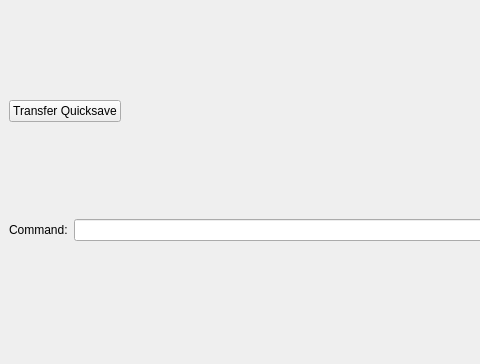
Above: ui/SimManager/SMDesigner.ui from Timin8er/CosmicKSP before the change; both pictures show x 0 to 480 and y 0 to 364 of the 718 by 364 pixel window. Below: the same form after it.
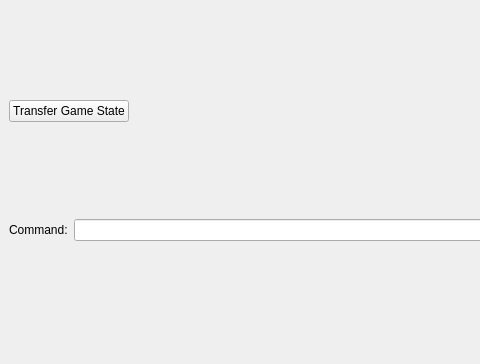
That is the form after the change.

Commit message: quicksave transfer implemented

The edit to the form file:
```diff
--- a/ui/SimManager/SMDesigner.ui
+++ b/ui/SimManager/SMDesigner.ui
@@ -20,7 +20,7 @@
       <item>
        <widget class="QPushButton" name="pushButton">
         <property name="text">
-         <string>Transfer Quicksave</string>
+         <string>Transfer Game State</string>
         </property>
        </widget>
       </item>
```
Left out of the diff: 4 changed lines with no effect on the pictures. The commit also changes 3 other files.
